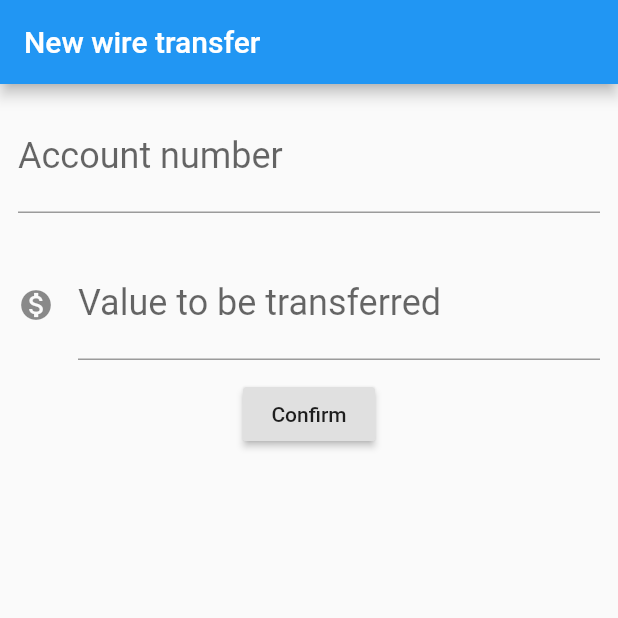
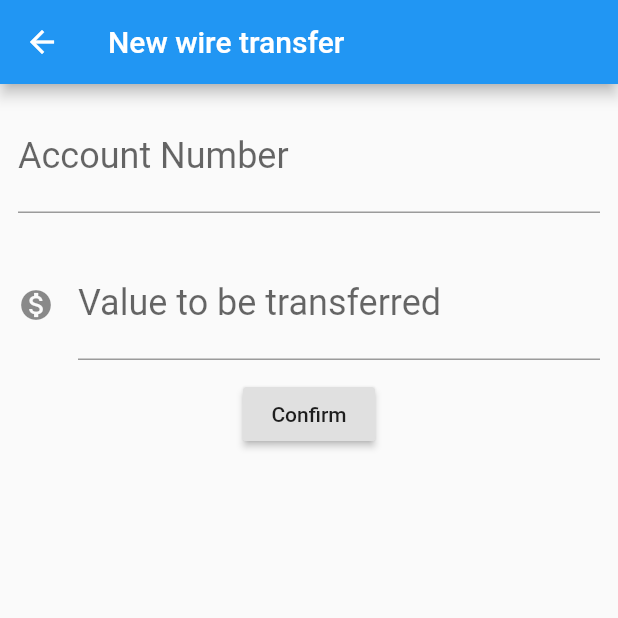
Before and after one commit to leonardonegrao/bytebank-flutter, a Flutter app: the WireTransferForm screen opened directly, after a tap on "Confirm", on a phone screen of 412 x 824 dp, the top half of it. Run offline on Flutter 3.47's test engine with Material 2 defaults, Android fonts, the phone set to English and light mode, and no system bars.

Commit message:
links WireTransferForm and WireTransferList

```diff
--- a/lib/main.dart
+++ b/lib/main.dart
@@ -7,7 +7,7 @@ class BytebankApp extends StatelessWidget {
   Widget build(BuildContext context) {
     return MaterialApp(
       home: Scaffold(
-        body: WireTransferForm(),
+        body: WireTransferList(),
       ),
     );
   }
@@ -18,57 +18,37 @@ class WireTransferForm extends StatelessWidget {
       TextEditingController();
   final TextEditingController _controllerValueField = TextEditingController();
 
+  createWireTransfer(BuildContext context) {
+    final String accountNumber = this._controllerAccountNumberField.text;
+    final double value = double.tryParse(this._controllerValueField.text);
+
+    if (value != null) {
+      final newWireTransfer = WireTransfer(value, accountNumber);
+
+      Navigator.pop(context, newWireTransfer);
+    }
+  }
+
   @override
   Widget build(BuildContext context) {
     return Scaffold(
       appBar: AppBar(title: Text('New wire transfer')),
       body: Column(
         children: <Widget>[
-          Padding(
-            padding: const EdgeInsets.all(12.0),
-            child: TextField(
-              controller: _controllerAccountNumberField,
-              keyboardType: TextInputType.number,
-              style: TextStyle(
-                fontSize: 24.0,
-              ),
-              decoration: InputDecoration(
-                labelText: 'Account number',
-                hintText: '00000-0',
-              ),
-            ),
+          FormInput(
+            controller: _controllerAccountNumberField,
+            label: 'Account Number',
+            hint: '00000-0',
           ),
-          Padding(
-            padding: const EdgeInsets.all(12.0),
-            child: TextField(
-              controller: _controllerValueField,
-              keyboardType: TextInputType.number,
-              style: TextStyle(
-                fontSize: 24.0,
-              ),
-              decoration: InputDecoration(
-                icon: Icon(Icons.monetization_on),
-                labelText: 'Value to be transferred',
-                hintText: '00.0',
-              ),
-            ),
+          FormInput(
+            controller: _controllerValueField,
+            label: 'Value to be transferred',
+            hint: '00.00',
+            icon: Icons.monetization_on,
           ),
           RaisedButton(
             child: Text('Confirm'),
-            onPressed: () {
-              final String accountNumber = _controllerAccountNumberField.text;
-              final double value = double.tryParse(_controllerValueField.text);
-
-              if (value != null) {
-                final newWireTransfer = WireTransfer(value, accountNumber);
-                final newWireTransferToString = newWireTransfer.toString();
-                Scaffold.of(context).showSnackBar(
-                  SnackBar(
-                    content: Text('$newWireTransferToString'),
-                  ),
-                );
-              }
-            },
+            onPressed: () => createWireTransfer(context),
           ),
         ],
       ),
@@ -76,21 +56,89 @@ class WireTransferForm extends StatelessWidget {
   }
 }
 
-class WireTransferList extends StatelessWidget {
+class FormInput extends StatelessWidget {
+  final TextEditingController controller;
+  final String label;
+  final String hint;
+  final IconData icon;
+
+  const FormInput({
+    this.controller,
+    this.label,
+    this.hint,
+    this.icon
+  });
+
+  getIcon() {
+    return (this.icon != null) ? Icon(this.icon) : null;
+  }
+
+  @override
+  Widget build(BuildContext context) {
+    return Padding(
+      padding: const EdgeInsets.all(12.0),
+      child: TextField(
+        controller: controller,
+        keyboardType: TextInputType.number,
+        style: TextStyle(
+          fontSize: 24.0,
+        ),
+        decoration: InputDecoration(
+          icon: getIcon(),
+          labelText: label,
+          hintText: hint,
+        ),
+      ),
+    );
+  }
+}
+
+class WireTransferList extends StatefulWidget {
+
+  final List<WireTransfer> wireTransfersList = List();
+
+  @override
+  State<StatefulWidget> createState() {
+    return WireTransferListState();
+  }
+}
+
+class WireTransferListState extends State<WireTransferList> {
+
+  addWireTransferToList(WireTransfer wireTransfer) {
+    setState(() { widget.wireTransfersList.add(wireTransfer); });
+  }
+
+  buildItem(BuildContext context, int index) {
+    final wireTransfer = widget.wireTransfersList[index];
+
+    return WireTransferItem(wireTransfer);
+  }
+
+  redirectToForm(BuildContext context) {
+    final route = MaterialPageRoute<WireTransfer>(
+        builder: (context) => WireTransferForm()
+    );
+
+    final Future<WireTransfer> future = Navigator.push(context, route);
+    future.then((wireTransfer) => addWireTransferToList(wireTransfer));
+  }
+
   @override
   Widget build(BuildContext context) {
     return Scaffold(
       appBar: AppBar(
         title: Text('Wire Transfers'),
       ),
-      body: Column(
-        children: [
-          WireTransferItem(new WireTransfer(100.0, "64321-0")),
-        ],
+      body: ListView.builder(
+        padding: const EdgeInsets.only(bottom: 8.0),
+        itemCount: widget.wireTransfersList.length,
+        itemBuilder: (BuildContext context, int index) =>
+          buildItem(context, index),
       ),
       floatingActionButton: FloatingActionButton(
         child: Icon(Icons.add),
-        onPressed: () {},
+        onPressed: () => redirectToForm(context),
       ),
     );
   }
@@ -101,18 +149,12 @@ class WireTransferItem extends StatelessWidget {
 
   const WireTransferItem(this._wireTransfer);
 
-  getValueAsCurrency() {
-    final valueAsString = this._wireTransfer.value.toString();
-    final valueAsCurrency = 'R\$' + valueAsString;
-    return valueAsCurrency;
-  }
-
   @override
   Widget build(BuildContext context) {
     return Card(
       child: ListTile(
         leading: Icon(Icons.monetization_on),
-        title: Text(getValueAsCurrency()),
+        title: Text(_wireTransfer.valueToCurrency()),
         subtitle: Text(_wireTransfer.accountNumber),
       ),
     );
@@ -127,9 +169,14 @@ class WireTransfer {
 
   @override
   String toString() {
-    final value = this.value;
+    final value = this.valueToCurrency();
     final accountNumber = this.accountNumber;
 
     return 'Wire transfer to $accountNumber of value $value';
   }
+
+  String valueToCurrency() {
+    final value = this.value.toString();
+    return '\$$value';
+  }
 }
```
